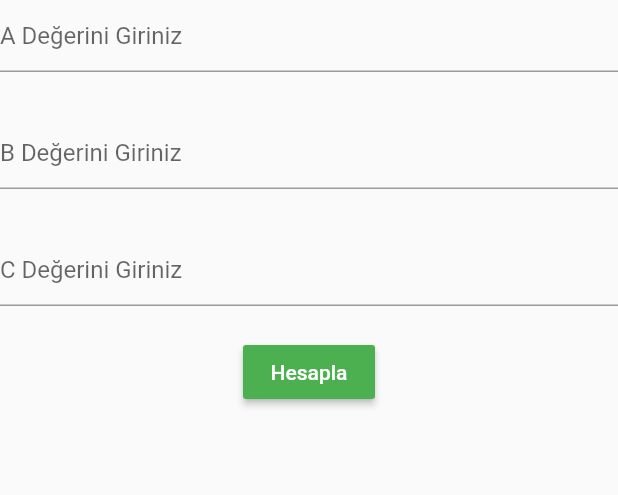
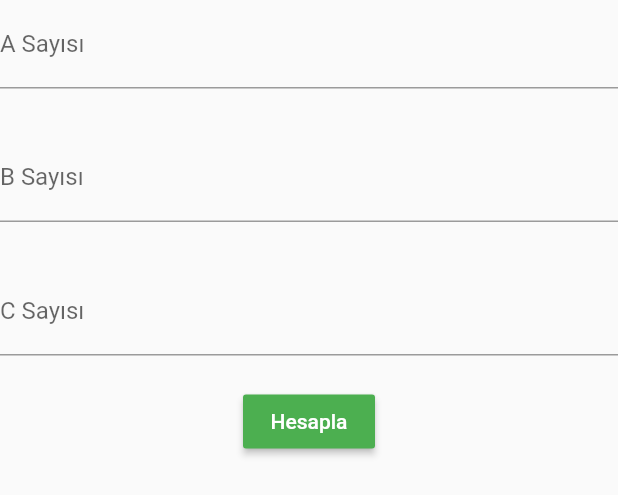
Before and after one commit to mehmettek/TabBar-examples, a Flutter app: the Denklem widget shown alone on an empty page, opened directly, on a phone screen of 412 x 824 dp. Shown: the top 495 px of the screen. Run offline on Flutter 3.47's test engine with Material 2 defaults, Android fonts, the phone set to English and light mode, and no system bars.

```diff
--- a/lib/denklemhesapla.dart
+++ b/lib/denklemhesapla.dart
@@ -7,7 +7,7 @@ class Denklem extends StatefulWidget {
 }
 
 class _DenklemState extends State<Denklem> {
-  double _sonuc = 0, s1 = 0, s2 = 0, s3 = 0, kok1 = 0, kok2 = 0, x = 0;
+  double  s1 = 0, s2 = 0, s3 = 0, kok1 = 0, kok2 = 0, x = 0;
   String text = "";
   TextEditingController a = new TextEditingController();
   TextEditingController b = new TextEditingController();
@@ -20,7 +20,8 @@ class _DenklemState extends State<Denklem> {
       child: Column(
         children: <Widget>[
           TextField(
-            decoration: InputDecoration(hintText: 'A Değerini Giriniz'),
+                  keyboardType: TextInputType.number,
+            decoration: InputDecoration(hintText: 'A Değerini Giriniz',labelText: "A Sayısı"),
             onSubmitted: (String metin) {
               setState(() {
                    if(a.text.isEmpty)
@@ -36,7 +37,8 @@ class _DenklemState extends State<Denklem> {
             height: 30.0,
           ),
           TextField(
-            decoration: InputDecoration(hintText: 'B Değerini Giriniz'),
+                  keyboardType: TextInputType.number,
+            decoration: InputDecoration(hintText: 'B Değerini Giriniz',labelText: "B Sayısı"),
             onSubmitted: (String metin) {
               setState(() {
                    if(b.text.isEmpty)
@@ -52,7 +54,8 @@ class _DenklemState extends State<Denklem> {
             height: 30.0,
           ),
           TextField(
-            decoration: InputDecoration(hintText: 'C Değerini Giriniz'),
+                  keyboardType: TextInputType.number,
+            decoration: InputDecoration(hintText: 'C Değerini Giriniz',labelText: "C Sayısı"),
             onSubmitted: (String metin) {
               setState(() {
                 if(c.text.isEmpty)
--- a/pubspec.yaml
+++ b/pubspec.yaml
@@ -25,6 +25,7 @@ dependencies:
   cupertino_icons: ^0.1.2
 
 dev_dependencies:
+  flutter_screenutil: ^0.5.3
   flutter_test:
     sdk: flutter
 
```
Also changed, not shown: lib/alertdialogandsnackbar.dart (added, +101 -0 lines), lib/main.dart (+6 -2 lines), assets/images/smile.png (added), pubspec.lock.
